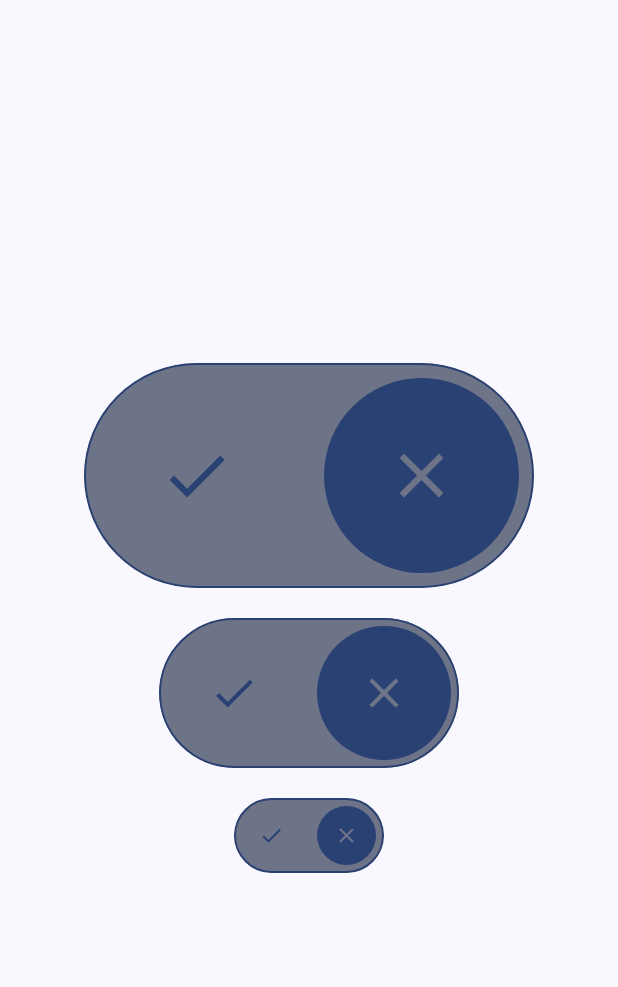
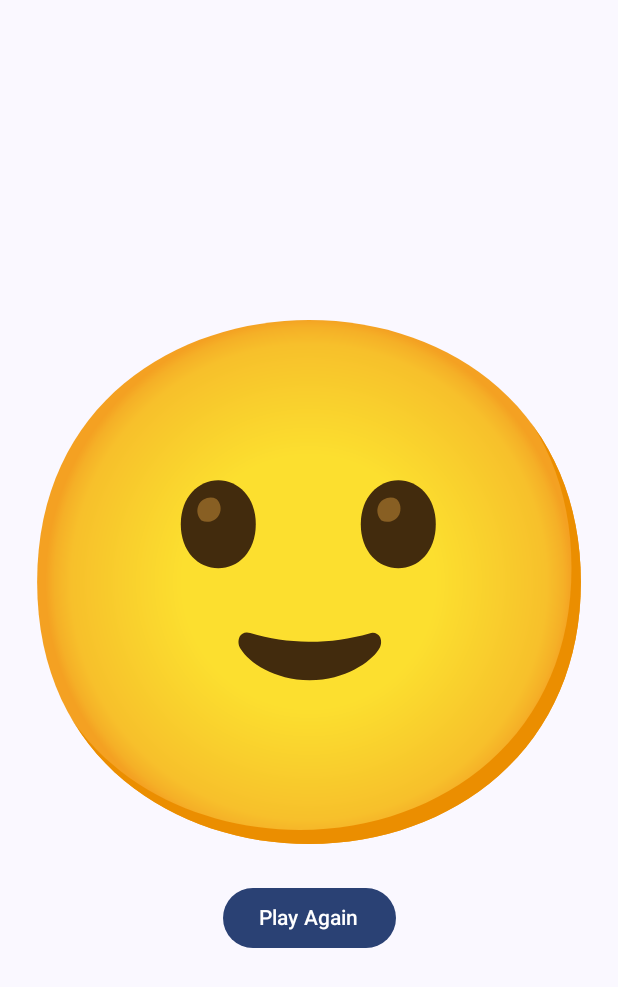
Before and after one commit to HusseinKamal/JetPackComposeMaterial3, an Android app built with Jetpack Compose: the screen it shows after launch (MainActivity), on a phone screen of 412 x 824 dp. Shown: the top 987 px of the screen. Run offline under Robolectric (Android 15) with nearby library versions, the phone set to English and light mode, and no system bars.

Commit message:
Lottie Animation material 3

```diff
--- a/app/build.gradle
+++ b/app/build.gradle
@@ -69,4 +69,6 @@ dependencies {
     implementation "com.maxkeppeler.sheets-compose-dialogs:calendar:$dialog_version"
     //Clock
     implementation "com.maxkeppeler.sheets-compose-dialogs:clock:$dialog_version"
+    //Lottie Animation
+    implementation "com.airbnb.android:lottie-compose:6.0.0"
 }
--- a/app/src/main/java/com/hussein/jetpackcomposematerial3/MainActivity.kt
+++ b/app/src/main/java/com/hussein/jetpackcomposematerial3/MainActivity.kt
@@ -12,6 +12,7 @@ import androidx.compose.runtime.*
 import androidx.compose.ui.Modifier
 import androidx.compose.ui.tooling.preview.Preview
 import com.hussein.jetpackcomposematerial3.ui.theme.JetpackComposeMaterial3Theme
+import com.hussein.jetpackcomposematerial3.ui.theme.compose.LottieAnimation
 import com.hussein.jetpackcomposematerial3.ui.theme.compose.ThemeSwitcher
 
 @ExperimentalMaterial3Api
@@ -30,8 +31,9 @@ class MainActivity : ComponentActivity() {
                     //BlurCompose()
                     //DateTimeDialog()
 
-                    var darkTheme by remember { mutableStateOf(false) }
-                    ThemeSwitcher(darkTheme = darkTheme, onThemeUpdated = { darkTheme = !darkTheme } )
+                    /*var darkTheme by remember { mutableStateOf(false) }
+                    ThemeSwitcher(darkTheme = darkTheme, onThemeUpdated = { darkTheme = !darkTheme } )*/
+                    LottieAnimation()
                 }
             }
         }
--- /dev/null
+++ b/app/src/main/java/com/hussein/jetpackcomposematerial3/ui/theme/compose/LottieAnimation.kt
@@ -0,0 +1,45 @@
+package com.hussein.jetpackcomposematerial3.ui.theme.compose
+
+import androidx.compose.foundation.layout.Arrangement
+import androidx.compose.foundation.layout.Column
+import androidx.compose.foundation.layout.fillMaxSize
+import androidx.compose.foundation.layout.size
+import androidx.compose.material3.Button
+import androidx.compose.material3.Text
+import androidx.compose.runtime.*
+import androidx.compose.ui.Alignment
+import androidx.compose.ui.Modifier
+import androidx.compose.ui.unit.dp
+import com.airbnb.lottie.compose.LottieCompositionSpec
+import com.airbnb.lottie.compose.animateLottieCompositionAsState
+import com.airbnb.lottie.compose.rememberLottieComposition
+import com.hussein.jetpackcomposematerial3.R
+
+@Composable
+fun LottieAnimation(){
+    //Download animated image from --> https://lottiefiles.com/
+    val composition by rememberLottieComposition(LottieCompositionSpec.RawRes(R.raw.lottie))
+    var isPlaying by remember{
+        mutableStateOf(true)
+    }
+    val progress by animateLottieCompositionAsState(composition = composition , isPlaying =isPlaying)
+     LaunchedEffect(key1 = progress){
+         if(progress == 0f)
+         {
+             isPlaying = true
+         }
+         else if(progress == 1f){
+             isPlaying = false
+         }
+     }
+    Column(modifier = Modifier.fillMaxSize(),
+        verticalArrangement = Arrangement.Center,
+        horizontalAlignment = Alignment.CenterHorizontally
+    ) {
+        com.airbnb.lottie.compose.LottieAnimation(modifier = Modifier.size(400.dp),
+            composition = composition, progress = { progress})
+        Button(onClick = { isPlaying = true }) {
+            Text(text = "Play Again")
+        }
+    }
+}
```
Also changed, not shown: app/src/main/res/raw/lottie.json (added, +1 -0 lines), 1 other file.
